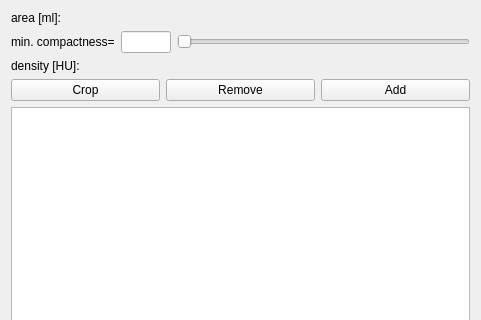
The window that lesioneditor/objects_widget_GUI.ui (mazoku/lesion_editor) describes before a commit, drawn with Qt 5; both pictures show x 0 to 481 and y 0 to 320 of the 481 by 839 pixel window.
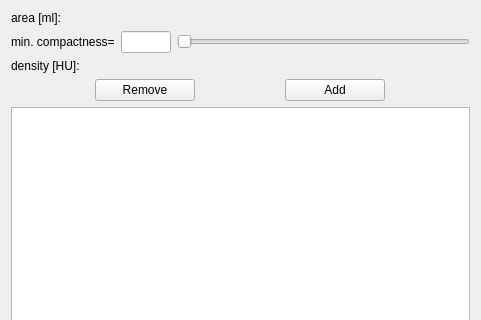
The same window after the commit.

Diff of the .ui file:
```diff
--- a/lesioneditor/objects_widget_GUI.ui
+++ b/lesioneditor/objects_widget_GUI.ui
@@ -87,15 +87,14 @@
    </item>
    <item>
     <layout class="QHBoxLayout" name="horizontalLayout">
-     <item>
-      <widget class="QPushButton" name="crop_objects_BTN">
-       <property name="text">
-        <string>Crop</string>
-       </property>
-      </widget>
-     </item>
      <item>
       <widget class="QPushButton" name="remove_obj_BTN">
+       <property name="maximumSize">
+        <size>
+         <width>100</width>
+         <height>16777215</height>
+        </size>
+       </property>
        <property name="text">
         <string>Remove</string>
        </property>
@@ -103,6 +102,12 @@
      </item>
      <item>
       <widget class="QPushButton" name="add_obj_BTN">
+       <property name="maximumSize">
+        <size>
+         <width>100</width>
+         <height>16777215</height>
+        </size>
+       </property>
        <property name="text">
         <string>Add</string>
        </property>
```
